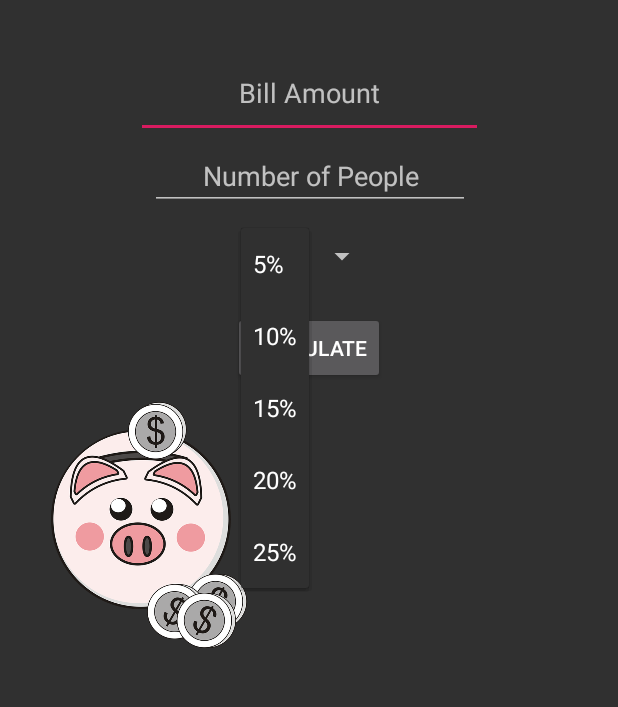
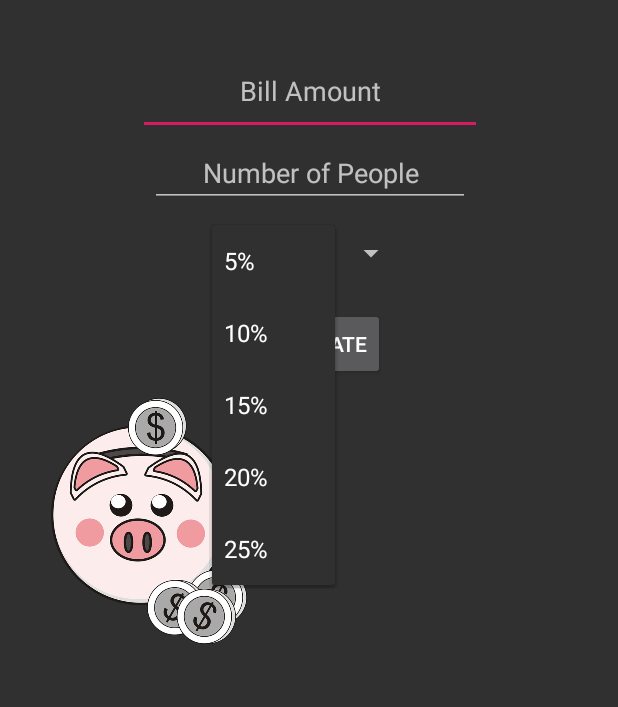
Before and after one commit to HamRadioDude/TipCalc, an Android app: the screen it shows after launch (MainActivity), after a tap on "5%", on a phone screen of 412 x 824 dp, the part 168-875 px from its top. Run offline under Robolectric (Android 15) with nearby library versions, the phone set to English and light mode, and no system bars.

```diff
--- a/app/src/main/res/layout/activity_main.xml
+++ b/app/src/main/res/layout/activity_main.xml
@@ -37,14 +37,14 @@
 
     <EditText
         android:id="@+id/txtCharges"
-        android:layout_width="231dp"
-        android:layout_height="60dp"
+        android:layout_width="229dp"
+        android:layout_height="58dp"
         android:layout_marginStart="8dp"
         android:layout_marginTop="32dp"
         android:layout_marginEnd="8dp"
         android:ems="10"
         android:hint="@string/txt_charges"
-        android:inputType="number"
+        android:inputType="numberDecimal"
         android:textAlignment="center"
         app:layout_constraintEnd_toEndOf="parent"
         app:layout_constraintHorizontal_bias="0.503"
@@ -69,8 +69,8 @@
 
     <Spinner
         android:id="@+id/txtGroup"
-        android:layout_width="91dp"
-        android:layout_height="38dp"
+        android:layout_width="130dp"
+        android:layout_height="37dp"
         android:layout_marginStart="8dp"
         android:layout_marginTop="12dp"
         android:layout_marginEnd="8dp"
@@ -112,4 +112,5 @@
         app:layout_constraintTop_toBottomOf="@+id/btnCalc"
         app:layout_constraintVertical_bias="0.0"
         tools:text="@string/txt_total" />
+
 </android.support.constraint.ConstraintLayout>
```
Also changed, not shown: app/src/main/java/com/example/klechak/tipcalc/MainActivity.java (+38 -10 lines), 3 other files.
